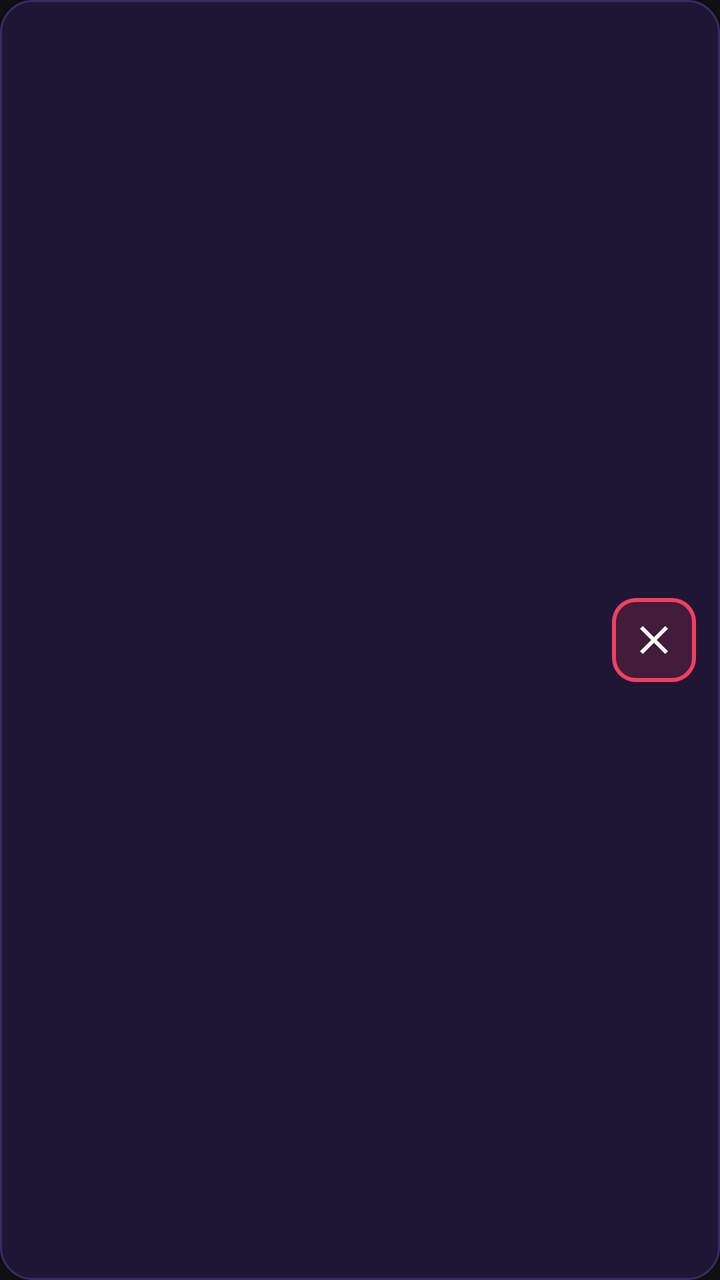
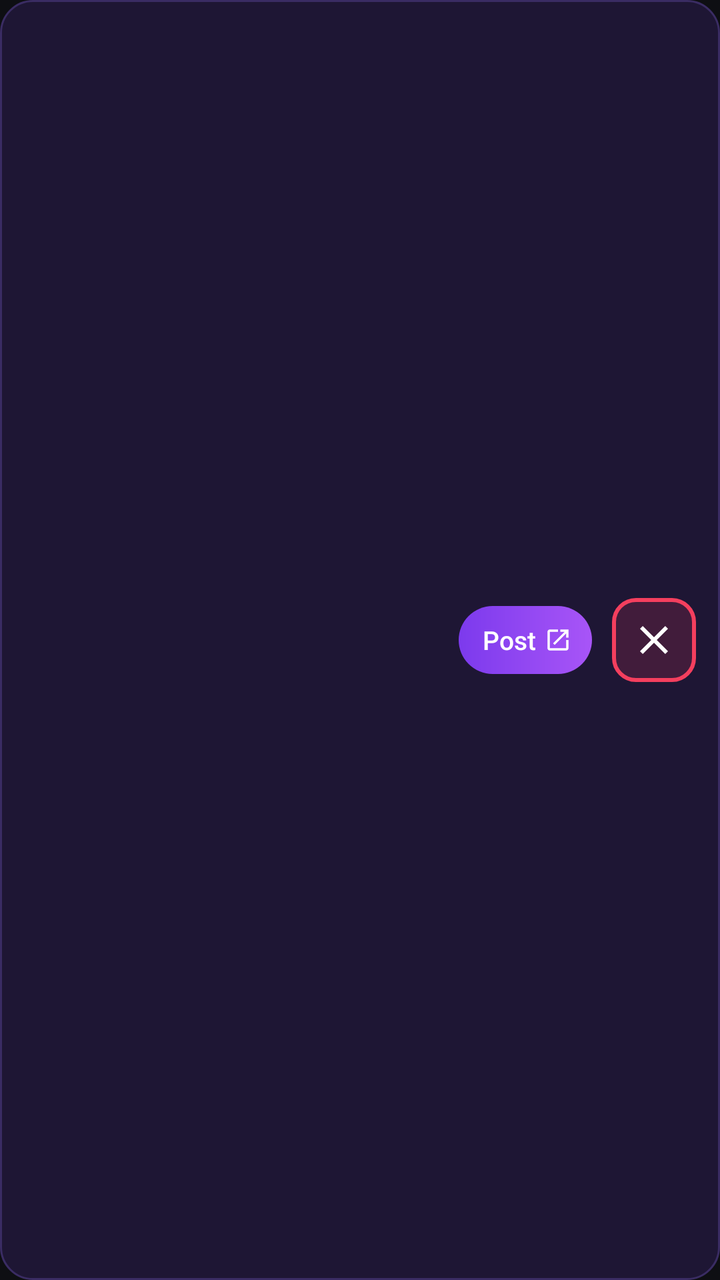

The first picture is an Android layout as it rendered before a commit; the second is the same layout after the commit. The layout source and the unified diff follow.
<!-- AndroidManifest.xml: application theme AppTheme -->
<!-- res/layout/item_platform.xml -->
<?xml version="1.0" encoding="utf-8"?>
<LinearLayout xmlns:android="http://schemas.android.com/apk/res/android"
    android:id="@+id/row"
    android:layout_width="match_parent"
    android:layout_height="68dp"
    android:background="@drawable/platform_row_bg"
    android:gravity="center_vertical"
    android:orientation="horizontal"
    android:paddingLeft="12dp"
    android:paddingRight="12dp">

    <TextView
        android:id="@+id/mono"
        android:layout_width="40dp"
        android:layout_height="40dp"
        android:fontFamily="sans-serif-black"
        android:gravity="center"
        android:textColor="#FFFFFF"
        android:textSize="17sp" />

    <LinearLayout
        android:layout_width="0dp"
        android:layout_height="wrap_content"
        android:layout_marginStart="12dp"
        android:layout_weight="1"
        android:orientation="vertical">
        <TextView
            android:id="@+id/name"
            android:layout_width="match_parent"
            android:layout_height="wrap_content"
            android:ellipsize="end"
            android:fontFamily="sans-serif-medium"
            android:maxLines="1"
            android:textColor="@color/text"
            android:textSize="16sp" />
        <TextView
            android:id="@+id/state"
            android:layout_width="match_parent"
            android:layout_height="wrap_content"
            android:layout_marginTop="2dp"
            android:ellipsize="end"
            android:fontFeatureSettings="tnum"
            android:maxLines="1"
            android:textSize="12.5sp" />
    </LinearLayout>

    
    <FrameLayout
        android:id="@+id/box"
        android:layout_width="42dp"
        android:layout_height="42dp"
        android:background="@drawable/box_x">
        <ImageView
            android:id="@+id/boxIcon"
            android:layout_width="24dp"
            android:layout_height="24dp"
            android:layout_gravity="center"
            android:src="@drawable/ic_close" />
    </FrameLayout>
</LinearLayout>
<!-- resources referenced by this layout -->
<resources>
  <color name="text">#F8FAFC</color>
  <!-- drawable box_x (drawable) -->
  <?xml version="1.0" encoding="utf-8"?>
  <shape xmlns:android="http://schemas.android.com/apk/res/android" android:shape="rectangle"><solid android:color="@color/red_soft" /><stroke android:width="2dp" android:color="@color/red" /><corners android:radius="11dp" /></shape>
  <!-- drawable ic_close (drawable) -->
  <?xml version="1.0" encoding="utf-8"?>
  <vector xmlns:android="http://schemas.android.com/apk/res/android"
      android:width="24dp" android:height="24dp"
      android:viewportWidth="24" android:viewportHeight="24">
      <path android:fillColor="#FFFFFFFF" android:pathData="M19,6.41L17.59,5 12,10.59 6.41,5 5,6.41 10.59,12 5,17.59 6.41,19 12,13.41 17.59,19 19,17.59 13.41,12z" />
  </vector>
  <!-- drawable platform_row_bg (drawable) -->
  <?xml version="1.0" encoding="utf-8"?>
  <ripple xmlns:android="http://schemas.android.com/apk/res/android" android:color="#228B5CF6">
      <item><shape android:shape="rectangle"><solid android:color="@color/violet_row" /><stroke android:width="1dp" android:color="@color/violet_line" /><corners android:radius="16dp" /></shape></item>
  </ripple>
  <style name="AppTheme" parent="@android:style/Theme.Material.NoActionBar">
          <item name="android:colorPrimary">@color/surface</item>
          <item name="android:colorPrimaryDark">@color/bg</item>
          <item name="android:colorAccent">@color/accent_light</item>
          <item name="android:colorBackground">@color/surface</item>
          <item name="android:windowBackground">@color/bg</item>
          <item name="android:statusBarColor">@color/bg</item>
          <item name="android:navigationBarColor">@color/surface</item>
          <item name="android:textColorPrimary">@color/text</item>
          <item name="android:textColorSecondary">@color/muted</item>
      </style>
  <color name="red_soft">#29F43F5E</color>
  <color name="red">#F43F5E</color>
  <color name="violet_row">#1E1634</color>
  <color name="violet_line">#3A2C63</color>
  <color name="surface">#171920</color>
  <color name="bg">#0E0F13</color>
  <color name="accent_light">#A5B4FC</color>
  <color name="muted">#94A3B8</color>
</resources>

<!-- the commit's change to res/layout/item_platform.xml (unified diff, before → after) -->
@@ -45,6 +45,33 @@
     </LinearLayout>
 
     
+    <LinearLayout
+        android:id="@+id/post"
+        android:layout_width="wrap_content"
+        android:layout_height="34dp"
+        android:layout_marginEnd="10dp"
+        android:background="@drawable/btn_post"
+        android:gravity="center_vertical"
+        android:orientation="horizontal"
+        android:paddingLeft="12dp"
+        android:paddingRight="10dp">
+        <TextView
+            android:id="@+id/postText"
+            android:layout_width="wrap_content"
+            android:layout_height="wrap_content"
+            android:fontFamily="sans-serif-medium"
+            android:text="Post"
+            android:textColor="#FFFFFF"
+            android:textSize="13sp" />
+        <ImageView
+            android:layout_width="14dp"
+            android:layout_height="14dp"
+            android:layout_marginStart="4dp"
+            android:src="@drawable/ic_open"
+            android:tint="#FFFFFF" />
+    </LinearLayout>
+
+    
     <FrameLayout
         android:id="@+id/box"
         android:layout_width="42dp"
<!-- resource entries referenced after the edit -->
@@ -4,12 +4,24 @@
   <!-- drawable box_x (drawable) -->
   <?xml version="1.0" encoding="utf-8"?>
   <shape xmlns:android="http://schemas.android.com/apk/res/android" android:shape="rectangle"><solid android:color="@color/red_soft" /><stroke android:width="2dp" android:color="@color/red" /><corners android:radius="11dp" /></shape>
+  <!-- drawable btn_post (drawable) -->
+  <?xml version="1.0" encoding="utf-8"?>
+  <ripple xmlns:android="http://schemas.android.com/apk/res/android" android:color="#33FFFFFF">
+      <item><shape android:shape="rectangle"><gradient android:angle="0" android:startColor="#7C3AED" android:endColor="#A855F7" /><corners android:radius="99dp" /></shape></item>
+  </ripple>
   <!-- drawable ic_close (drawable) -->
   <?xml version="1.0" encoding="utf-8"?>
   <vector xmlns:android="http://schemas.android.com/apk/res/android"
       android:width="24dp" android:height="24dp"
       android:viewportWidth="24" android:viewportHeight="24">
       <path android:fillColor="#FFFFFFFF" android:pathData="M19,6.41L17.59,5 12,10.59 6.41,5 5,6.41 10.59,12 5,17.59 6.41,19 12,13.41 17.59,19 19,17.59 13.41,12z" />
+  </vector>
+  <!-- drawable ic_open (drawable) -->
+  <?xml version="1.0" encoding="utf-8"?>
+  <vector xmlns:android="http://schemas.android.com/apk/res/android"
+      android:width="24dp" android:height="24dp"
+      android:viewportWidth="24" android:viewportHeight="24">
+      <path android:fillColor="#FFFFFFFF" android:pathData="M19,19H5V5h7V3H5c-1.11,0 -2,0.9 -2,2v14c0,1.1 0.89,2 2,2h14c1.1,0 2,-0.9 2,-2v-7h-2v7zM14,3v2h3.59l-9.83,9.83 1.41,1.41L19,6.41V10h2V3h-7z" />
   </vector>
   <!-- drawable platform_row_bg (drawable) -->
   <?xml version="1.0" encoding="utf-8"?>
